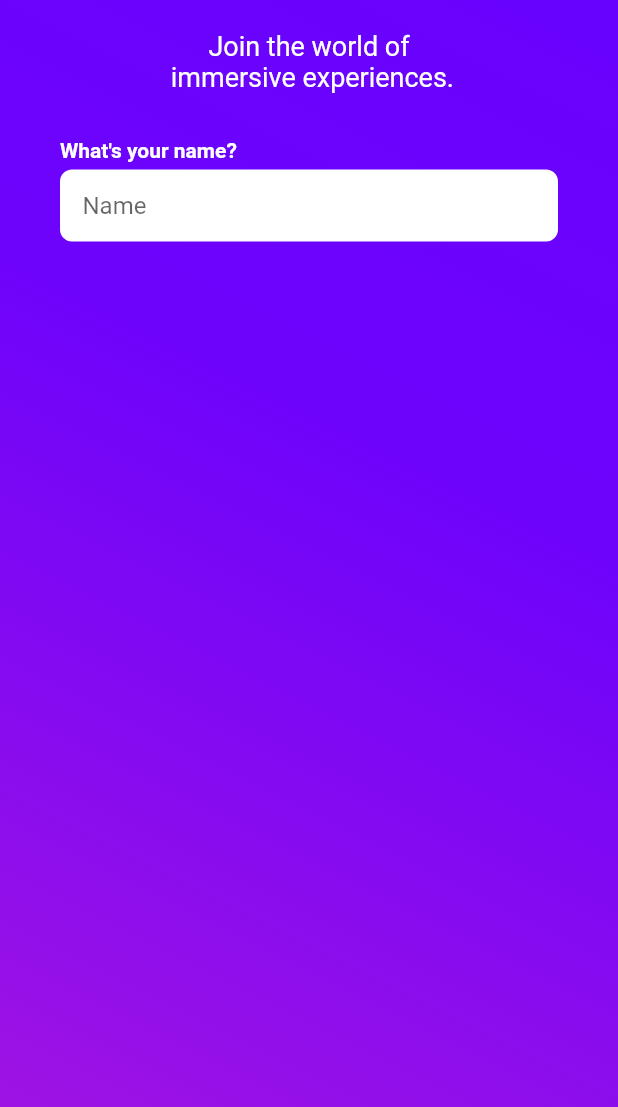
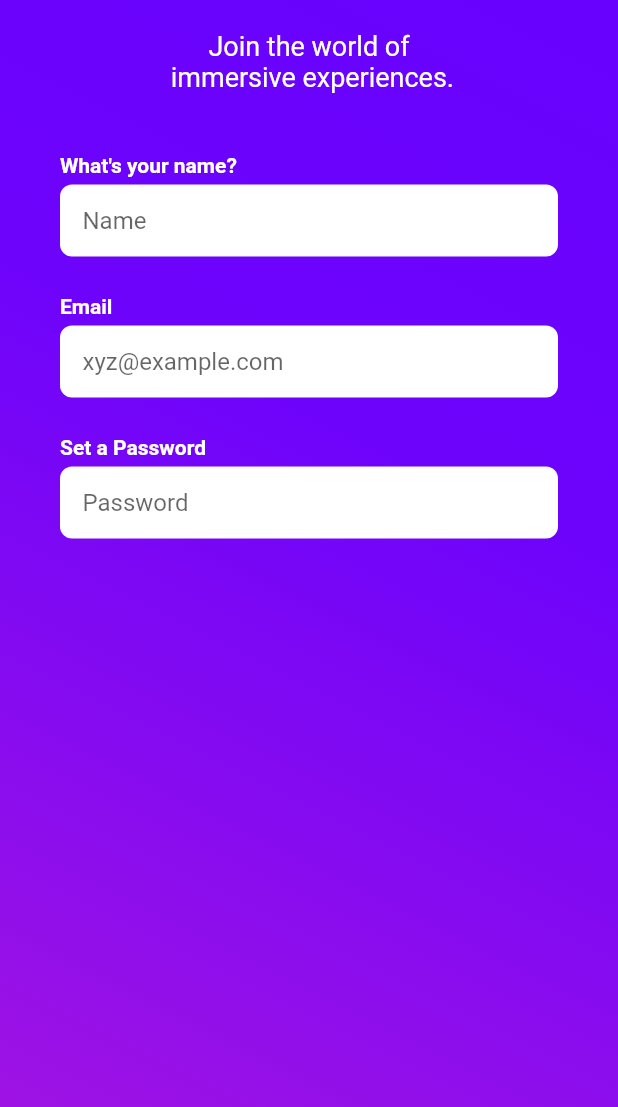
Before and after one commit to ceosss/flutter-unity-app, a Flutter app: the SignUpWithEmail screen opened by its route, on a phone screen of 412 x 824 dp, the part 129-1236 px from its top. Run offline on Flutter 3.47's test engine with Material 2 defaults, Android fonts, the light colour scheme and no system bars; our stand-ins replace font_awesome_flutter, introduction_screen; missing offline and left inert: custom_rounded_rectangle_border, flutter_unity, sk_onboarding_screen.

Commit message:
UPDATE: Sign Up => Name, Email, Password

```diff
--- a/lib/Components/Input.dart
+++ b/lib/Components/Input.dart
@@ -9,6 +9,7 @@ class Input extends StatelessWidget {
     return Container(
         padding: EdgeInsets.symmetric(vertical: 5),
         child: TextField(
+          keyboardType: TextInputType.emailAddress,
           onChanged: (text) => setText(text),
           decoration: InputDecoration(
             hintText: hint,
--- a/lib/Components/InputWithLabel.dart
+++ b/lib/Components/InputWithLabel.dart
@@ -2,19 +2,25 @@ import 'package:flutter/material.dart';
 import 'package:flutter_unity_app/Components/Input.dart';
 
 class InputWithLabel extends StatelessWidget {
+  final String label;
+  final String hint;
   final Function setText;
-  InputWithLabel({@required this.setText});
+  InputWithLabel(
+      {@required this.label, @required this.hint, @required this.setText});
   @override
   Widget build(BuildContext context) {
-    return Column(
+    return Padding(
+      padding: const EdgeInsets.symmetric(vertical: 10),
+      child: Column(
         crossAxisAlignment: CrossAxisAlignment.start,
         children: [
           Text(
-          "What's your name?",
+            label,
             style: TextStyle(color: Colors.white, fontWeight: FontWeight.bold),
           ),
-        Input(hint: "Name", setText: setText),
+          Input(hint: hint, setText: setText),
         ],
+      ),
     );
   }
 }
--- a/lib/Screens/Auth/SignUpWithEmail.dart
+++ b/lib/Screens/Auth/SignUpWithEmail.dart
@@ -5,6 +5,8 @@ import 'package:flutter_unity_app/Components/InputWithLabel.dart';
 // ignore: must_be_immutable
 class SignUpWithEmail extends StatelessWidget {
   String name = "";
+  String email = "";
+  String password = "";
   @override
   Widget build(BuildContext context) {
     return Scaffold(
@@ -53,9 +55,18 @@ class SignUpWithEmail extends StatelessWidget {
               child: Column(
                 crossAxisAlignment: CrossAxisAlignment.start,
                 children: [
-                  InputWithLabel(setText: (text) {
-                    name = text;
-                  })
+                  InputWithLabel(
+                      label: "What's your name?",
+                      hint: "Name",
+                      setText: (text) => name = text),
+                  InputWithLabel(
+                      label: "Email",
+                      hint: "xyz@example.com",
+                      setText: (text) => email = text),
+                  InputWithLabel(
+                      label: "Set a Password",
+                      hint: "Password",
+                      setText: (text) => password = text)
                 ],
               ),
             )
```
Lines whose indentation alone changed are shown as unchanged.
